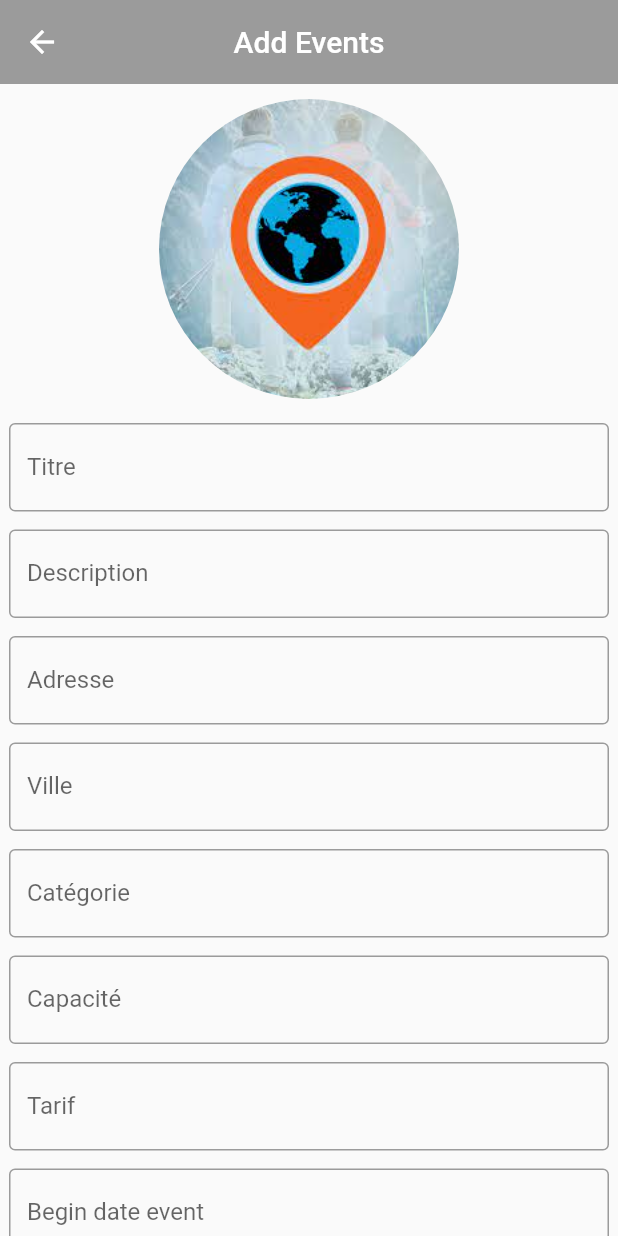
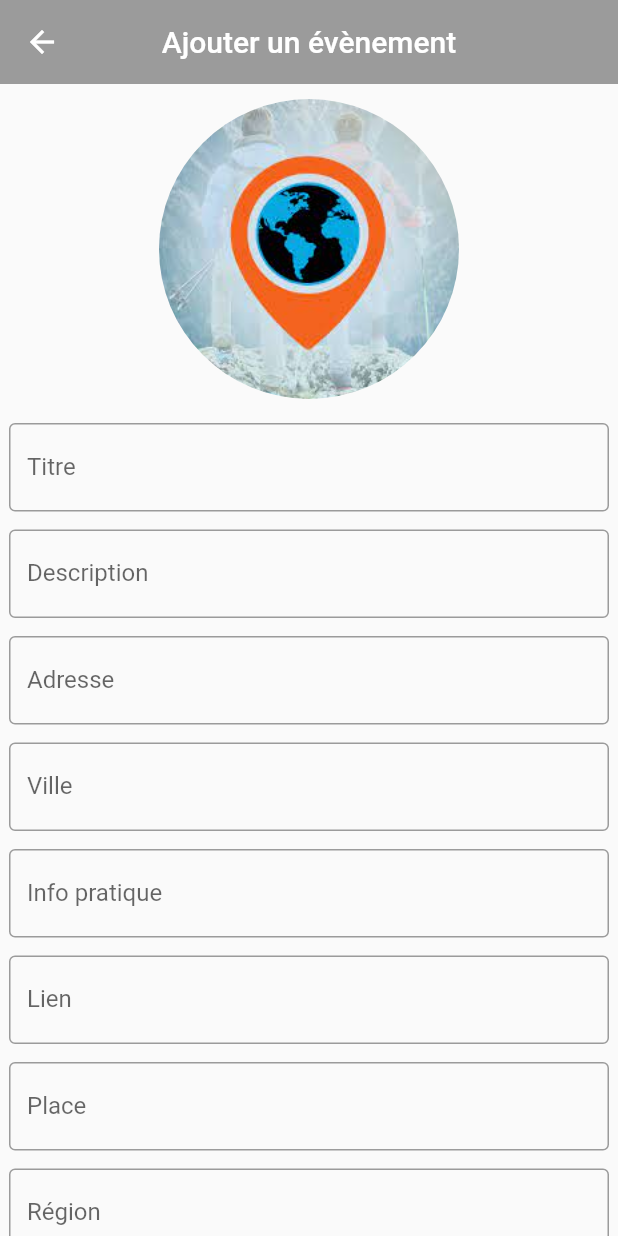
Before and after one commit to lorisclivaz/herespot, a Flutter app: the addEvents screen opened directly, on a phone screen of 412 x 824 dp. Run offline on Flutter 3.47's test engine with Material 2 defaults, Android fonts, the phone set to English and light mode, and no system bars; our stand-ins replace firebase_auth, firebase_core, firebase_database, flutter_map, geolocator, latlong and 2 more; missing offline and left inert: flutter_map_marker_popup; accounts and stored records are empty; statements that could not run were skipped.

Commit message:
Résolution de certains bugs

```diff
--- a/lib/screens/addEvents.dart
+++ b/lib/screens/addEvents.dart
@@ -1,5 +1,8 @@
+import 'dart:math';
+
 import 'package:flutter/cupertino.dart';
 import 'package:flutter/material.dart';
+import 'package:herespot/database/database.dart';
 
 
 class addEvents extends StatefulWidget {
@@ -13,21 +16,36 @@ class _addEventsState extends State<addEvents> {
   TextEditingController _description = TextEditingController();
   TextEditingController _adresse = TextEditingController();
   TextEditingController _ville = TextEditingController();
-  TextEditingController _categorie = TextEditingController();
-  TextEditingController _capacite = TextEditingController();
+  TextEditingController _infopratique = TextEditingController();
+  TextEditingController _lien = TextEditingController();
   TextEditingController _tarifs = TextEditingController();
+  TextEditingController _place = TextEditingController();
+  TextEditingController _region = TextEditingController();
+  TextEditingController _latitude = TextEditingController();
+  TextEditingController _longitude = TextEditingController();
+
+
 
   TextEditingController dateDebut = TextEditingController();
   TextEditingController dateFin = TextEditingController();
 
+  int randomNumber;
 
+  Database db = new Database();
 
   @override
   Widget build(BuildContext context) {
+
+    var rng = new Random();
+    int max = 100000000;
+    int min = 81000000;
+    randomNumber = min + rng.nextInt(max - min);
+    print(randomNumber);
+
     return Scaffold(
       appBar: AppBar(
         backgroundColor: Colors.black38,
-        title: Text('Add Events'),
+        title: Text('Ajouter un évènement'),
         centerTitle: true,
         elevation: 0.0,
         leading: IconButton(
@@ -107,9 +125,9 @@ class _addEventsState extends State<addEvents> {
                 alignment: Alignment.center,
                 padding: const EdgeInsets.all(6.0),
                 child: TextFormField(
-                  controller: _categorie,
+                  controller: _infopratique,
                   decoration: InputDecoration(
-                      labelText: "Catégorie",
+                      labelText: "Info pratique",
                       border: OutlineInputBorder()),
 
                 ),
@@ -118,13 +136,36 @@ class _addEventsState extends State<addEvents> {
                 alignment: Alignment.center,
                 padding: const EdgeInsets.all(6.0),
                 child: TextFormField(
-                  controller: _capacite,
+                  controller: _lien,
                   decoration: InputDecoration(
-                      labelText: "Capacité",
+                      labelText: "Lien",
                       border: OutlineInputBorder()),
 
                 ),
               ),
+              Container(
+                alignment: Alignment.center,
+                padding: const EdgeInsets.all(6.0),
+                child: TextFormField(
+                  controller: _place,
+                  decoration: InputDecoration(
+                      labelText: "Place",
+                      border: OutlineInputBorder()),
+
+                ),
+              ),
+              Container(
+                alignment: Alignment.center,
+                padding: const EdgeInsets.all(6.0),
+                child: TextFormField(
+                  controller: _region,
+                  decoration: InputDecoration(
+                      labelText: "Région",
+                      border: OutlineInputBorder()),
+
+                ),
+              ),
+
               Container(
                 alignment: Alignment.center,
                 padding: const EdgeInsets.all(6.0),
@@ -183,20 +224,41 @@ class _addEventsState extends State<addEvents> {
                     },
                 ),
               ),
+              Container(
+                alignment: Alignment.center,
+                padding: const EdgeInsets.all(6.0),
+                child: TextFormField(
+                  controller: _latitude,
+                  decoration: InputDecoration(
+                      labelText: "Latitude (46.201506)",
+                      border: OutlineInputBorder()),
+
+                ),
+              ), Container(
+                alignment: Alignment.center,
+                padding: const EdgeInsets.all(6.0),
+                child: TextFormField(
+                  controller: _longitude,
+                  decoration: InputDecoration(
+                      labelText: "Longitude (6.148434)",
+                      border: OutlineInputBorder()),
+
+                ),
+              ),
               SizedBox(height : 10.0),
               MaterialButton(
                 onPressed: () {
+
+
+
+                  db.createEvent(_titre.text, _description.text, _adresse.text, _ville.text
+                      , _tarifs.text, dateDebut.text, dateFin.text, _latitude.text, _longitude.text
+                      , _region.text, _place.text, _lien.text, _infopratique.text, randomNumber.toString());
+
+
                   Navigator.pop(context);
 
-                  print(_titre.text);
-                  print(_description.text);
-                  print(_adresse.text);
-                  print(_ville.text);
-                  print(_categorie.text);
-                  print(_capacite.text);
-                  print(_tarifs.text);
-                  print(dateDebut.text);
-                  print(dateFin.text);
+
 
                 },
                 height: 60,
--- a/lib/screens/listEvents.dart
+++ b/lib/screens/listEvents.dart
@@ -54,10 +54,13 @@ class _ListEventsState extends State<ListEvents> {
         month = now.month;
         day = now.day;
 
-        if(eventYearConv >= year && eventMonthConv >= month && eventDayConv >= day && compteur < 30 && event.titre != null && event.description != null && event.adresse != null && event.tarif != null)
+        if(eventYearConv >= year && eventMonthConv >= month && eventDayConv >= day  && event.titre != null && event.description != null && event.adresse != null && event.tarif != null)
         {
           compteur ++;
           list.add(event);
+
+          print('Ville : '+event.ville);
+          print('Debut : '+ event.dateDebut);
         }
 
 
@@ -95,7 +98,7 @@ class _ListEventsState extends State<ListEvents> {
     return Scaffold(
       appBar:  AppBar(
         backgroundColor: Colors.black38,
-        title: Text('List events'),
+        title: Text('Liste d''évènements'),
         leading:  IconButton(
             icon: Icon(Icons.arrow_back,color: Colors.white,),
             onPressed: (){
--- a/lib/screens/settings.dart
+++ b/lib/screens/settings.dart
@@ -20,7 +20,7 @@ class _SettingsState extends State<Settings> {
 
     return Scaffold(
       appBar: AppBar(
-        title: Text('Settings UI'),
+        title: Text('Réglages'),
         backgroundColor: Colors.black38,
         leading:   IconButton(
           icon: Icon(Icons.arrow_back,color: Colors.white,),
@@ -36,10 +36,10 @@ class _SettingsState extends State<Settings> {
         sections: [
 
           SettingsSection(
-            title: 'Account',
+            title: 'Compte',
             tiles: [
               SettingsTile(title: 'Email', leading: Icon(Icons.email)),
-              SettingsTile(title: 'Sign out', leading: Icon(Icons.exit_to_app)
+              SettingsTile(title: 'se déconnecter', leading: Icon(Icons.exit_to_app)
               , onTap: (){
                 loginProvider.logout();
                 },),
--- a/pubspec.yaml
+++ b/pubspec.yaml
@@ -39,6 +39,8 @@ dependencies:
   fab_circular_menu: ^1.0.0
   settings_ui: ^0.2.0
   webview_flutter: ^1.0.5
+  geolocator: ^5.3.1
+  geocoding: ^2.0.0
 
 dev_dependencies:
   flutter_test:
```
Also changed, not shown: lib/Models/popup.dart (+8 -3 lines), lib/database/database.dart (+26 -8 lines), lib/screens/DetailEvent.dart (+38 -1 lines), lib/screens/Login.dart (+8 -8 lines), lib/screens/homeScreen2.dart (+48 -10 lines), lib/screens/register.dart (+7 -7 lines), pubspec.lock, 1 other file.
